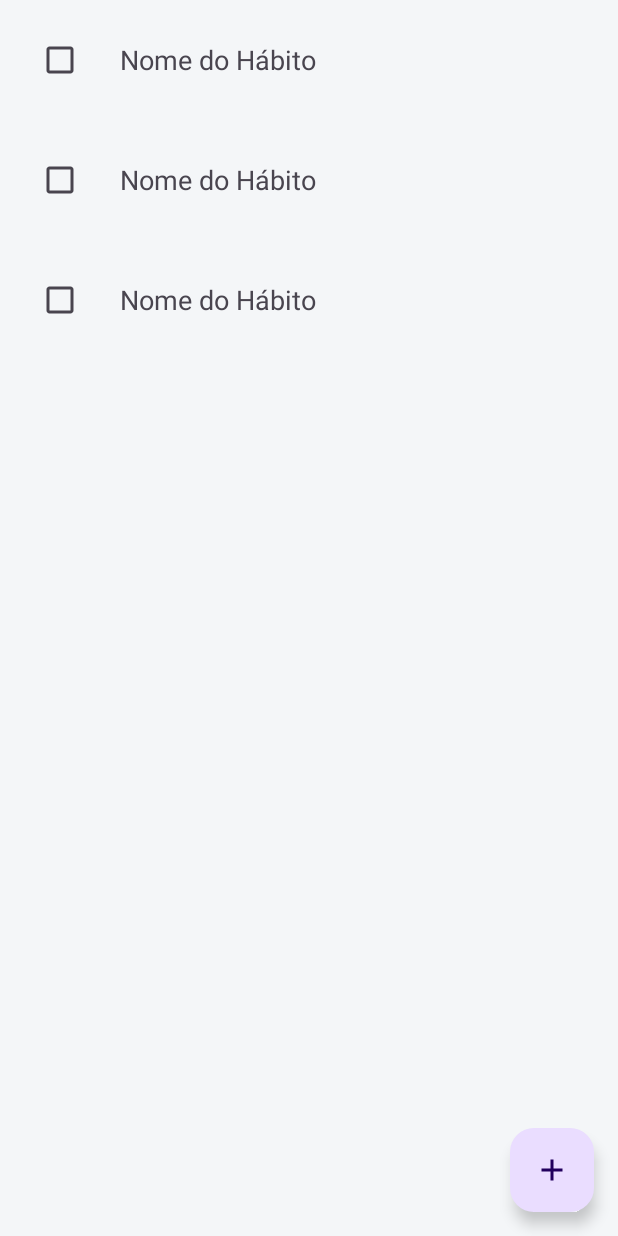
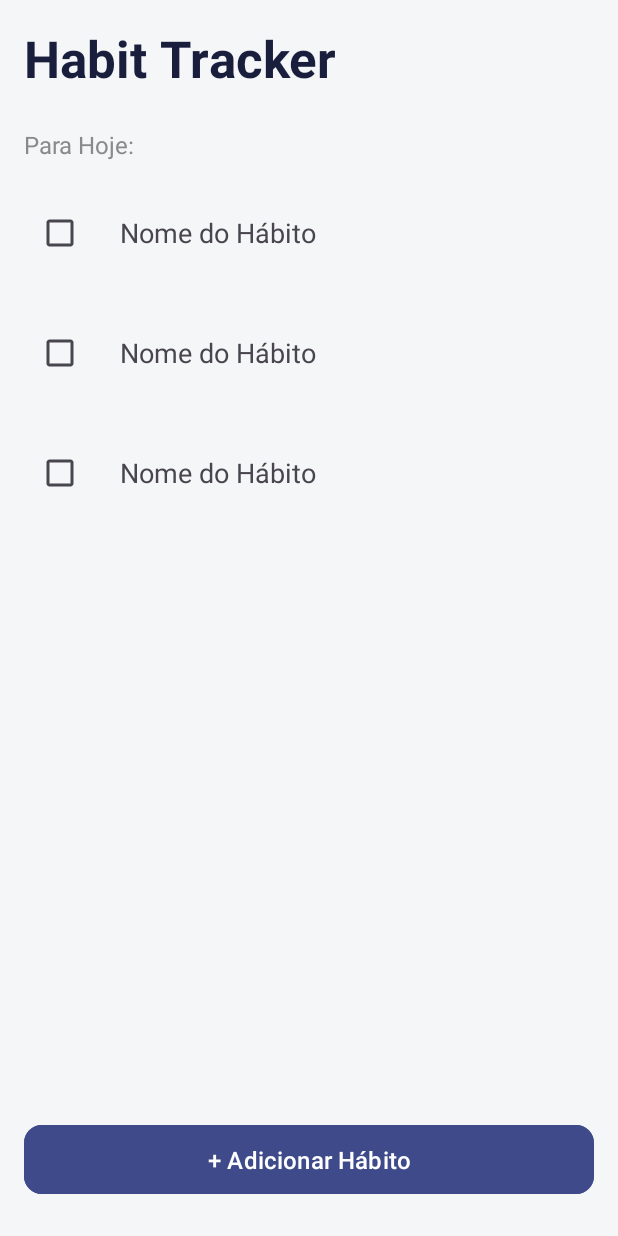
Before and after one commit to allaf-ramon/habittracker-mobile, an Android app: the layout activity_main.xml on its own in the app's theme, with its tools: preview values and no code run, on a phone screen of 412 x 824 dp. Run offline under Robolectric (Android 15) with nearby library versions, the phone set to English and light mode, and no system bars.

Commit message:
feat: atualiza layout principal com novo header e botao de adicionar habito

```diff
--- a/app/src/main/res/layout/activity_main.xml
+++ b/app/src/main/res/layout/activity_main.xml
@@ -1,30 +1,66 @@
 <?xml version="1.0" encoding="utf-8"?>
-<androidx.coordinatorlayout.widget.CoordinatorLayout
-    xmlns:android="http://schemas.android.com/apk/res/android"
+<androidx.constraintlayout.widget.ConstraintLayout xmlns:android="http://schemas.android.com/apk/res/android"
     xmlns:app="http://schemas.android.com/apk/res-auto"
     xmlns:tools="http://schemas.android.com/tools"
     android:id="@+id/main"
     android:layout_width="match_parent"
     android:layout_height="match_parent"
+    android:background="@color/background_light_gray"
     tools:context=".MainActivity">
+
+    <TextView
+        android:id="@+id/textview_header_title"
+        android:layout_width="wrap_content"
+        android:layout_height="wrap_content"
+        android:layout_marginStart="16dp"
+        android:layout_marginTop="16dp"
+        android:text="Habit Tracker"
+        android:textColor="@color/primary_dark_blue"
+        android:textSize="34sp"
+        android:textStyle="bold"
+        app:layout_constraintStart_toStartOf="parent"
+        app:layout_constraintTop_toTopOf="parent" />
+
+    <TextView
+        android:id="@+id/textview_due_to_label"
+        android:layout_width="wrap_content"
+        android:layout_height="wrap_content"
+        android:layout_marginTop="24dp"
+        android:text="Para Hoje:"
+        android:textColor="@color/text_secondary_gray"
+        android:textSize="16sp"
+        app:layout_constraintStart_toStartOf="@id/textview_header_title"
+        app:layout_constraintTop_toBottomOf="@id/textview_header_title" />
 
     <androidx.recyclerview.widget.RecyclerView
         android:id="@+id/recycler_view_habits"
-        android:layout_width="match_parent"
-        android:layout_height="match_parent"
-        app:layout_constraintTop_toTopOf="parent"
+        android:layout_width="0dp"
+        android:layout_height="0dp"
+        android:layout_marginTop="8dp"
+        android:clipToPadding="false"
+        android:paddingBottom="100dp"
         app:layout_constraintBottom_toBottomOf="parent"
+        app:layout_constraintEnd_toEndOf="parent"
         app:layout_constraintStart_toStartOf="parent"
+        app:layout_constraintTop_toBottomOf="@id/textview_due_to_label"
+        tools:listitem="@layout/list_item_habit" />
+
+    <com.google.android.material.button.MaterialButton
+        android:id="@+id/button_add_habit"
+        android:layout_width="0dp"
+        android:layout_height="wrap_content"
+        android:layout_marginStart="16dp"
+        android:layout_marginEnd="16dp"
+        android:layout_marginBottom="24dp"
+        android:backgroundTint="@color/primary_button_blue"
+        android:paddingTop="12dp"
+        android:paddingBottom="12dp"
+        android:text="+ Adicionar Hábito"
+        android:textAllCaps="false"
+        android:textSize="16sp"
+        app:cornerRadius="12dp"
+        app:layout_constraintBottom_toBottomOf="parent"
         app:layout_constraintEnd_toEndOf="parent"
-        tools:listitem="@layout/list_item_habit"/>
+        app:layout_constraintStart_toStartOf="parent" />
 
-    <com.google.android.material.floatingactionbutton.FloatingActionButton
-        android:id="@+id/fab_add_habit"
-        android:layout_width="wrap_content"
-        android:layout_height="wrap_content"
-        android:layout_gravity="bottom|end"
-        android:layout_margin="16dp"
-        android:contentDescription="@string/add_habit"
-        app:srcCompat="@drawable/ic_add" />
-
-</androidx.coordinatorlayout.widget.CoordinatorLayout>
+</androidx.constraintlayout.widget.ConstraintLayout>
```
